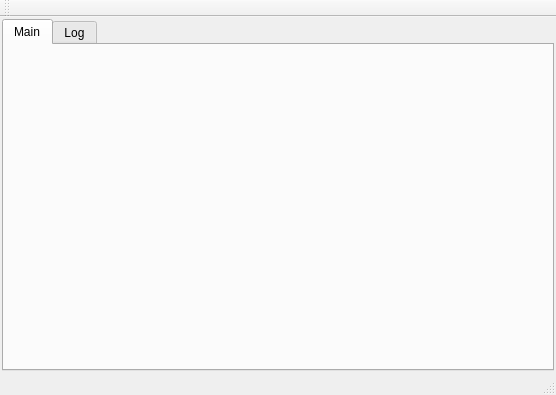
This is Commander/mainwindow.ui in AnpeJIb/Horus-Commander as Qt 5 draws it before an edit. The edited form follows.
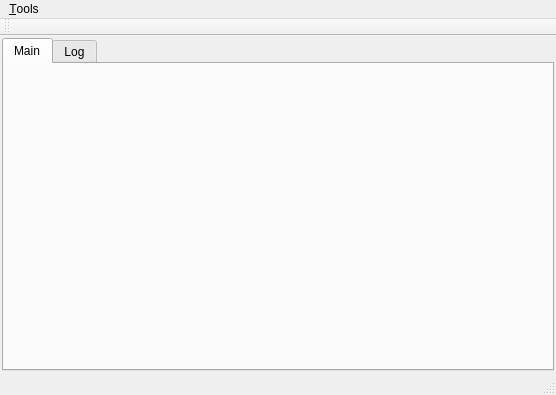
This is the edited form. Icons and pictures are not drawn.

```diff
--- a/Commander/mainwindow.ui
+++ b/Commander/mainwindow.ui
@@ -58,6 +58,13 @@
      <height>20</height>
     </rect>
    </property>
+   <widget class="QMenu" name="menuTools">
+    <property name="title">
+     <string>&amp;Tools</string>
+    </property>
+    <addaction name="actionQuit"/>
+   </widget>
+   <addaction name="menuTools"/>
   </widget>
   <widget class="QToolBar" name="mainToolBar">
    <attribute name="toolBarArea">
```
Left out of the diff: 36 changed lines with no effect on the pictures.
